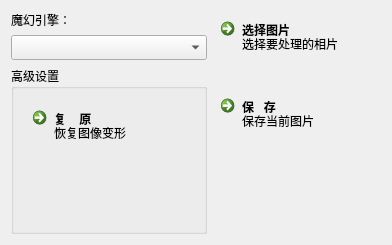
First picture: the form in tools/WinMagic/winmagic.ui, repository tnextday/Magicamera, before the edit.
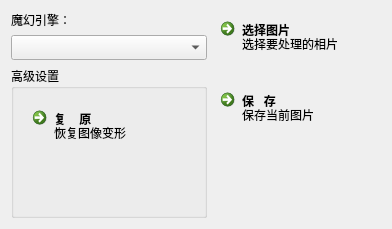
Second picture: the form after the edit.

Commit message: [fixed]取消框架后图片大小并没有恢复为正常大小

Patch:
```diff
--- a/tools/WinMagic/winmagic.ui
+++ b/tools/WinMagic/winmagic.ui
@@ -7,7 +7,7 @@
     <x>0</x>
     <y>0</y>
     <width>390</width>
-    <height>245</height>
+    <height>219</height>
    </rect>
   </property>
   <property name="font">
```
The commit also changes 1 other file.
